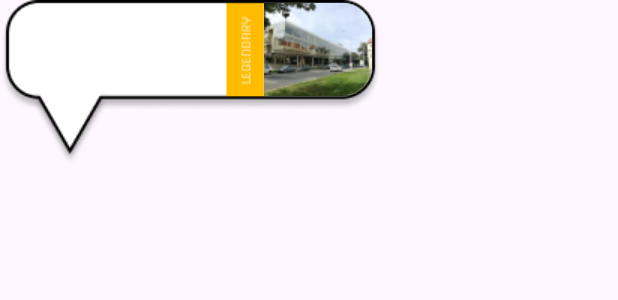
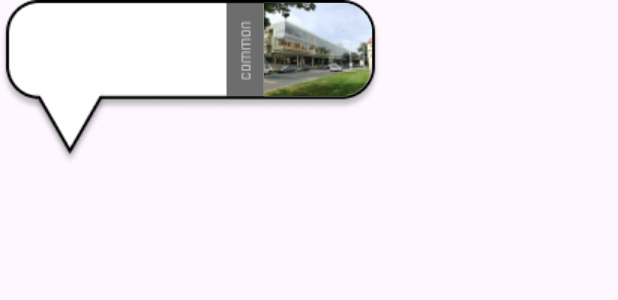
Before and after one commit to martin0925/Virtual-Collectibles-for-Tourist, an Android app: the layout map_pin.xml on its own in the app's theme, with its tools: preview values and no code run, on a phone screen of 412 x 824 dp. Shown: the top 300 px of the screen. Run offline under Robolectric (Android 15) with nearby library versions, the phone set to English and light mode, and no system bars.

Commit message:
Feat: adjust title of map market to have max 2 lines

```diff
--- a/app/src/main/res/layout/map_pin.xml
+++ b/app/src/main/res/layout/map_pin.xml
@@ -2,16 +2,16 @@
 <LinearLayout xmlns:android="http://schemas.android.com/apk/res/android"
     android:layout_width="wrap_content"
     android:layout_height="wrap_content"
-    android:background="@drawable/map_pin_bg_legendary"
+    android:background="@drawable/map_pin_bg_common_grey"
     android:orientation="horizontal"
     android:padding="2dp"
     android:visibility="visible">
 
     <LinearLayout
         android:layout_width="0dp"
-        android:layout_height="wrap_content"
+        android:layout_height="53dp"
         android:layout_marginStart="15dp"
-        android:layout_marginTop="10dp"
+        android:layout_marginTop="3dp"
         android:layout_weight="1"
         android:orientation="vertical">
 
@@ -19,10 +19,10 @@
             android:id="@+id/pin_title"
             android:layout_width="135dp"
             android:layout_height="wrap_content"
+            android:ellipsize="end"
+            android:maxLines="2"
             android:textColor="@android:color/black"
-            android:textStyle="bold"
-            android:maxLines="1"
-            android:ellipsize="end" />
+            android:textStyle="bold" />
 
         <TextView
             android:id="@+id/pin_subtitle"
```
